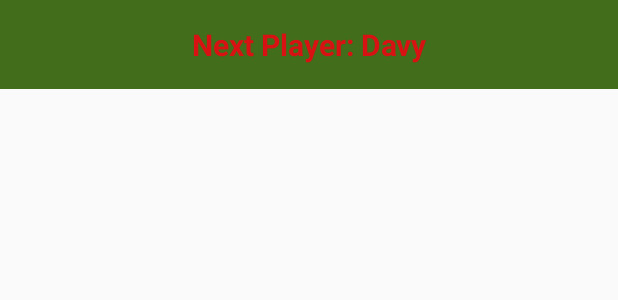
After one commit to Dgeeroms/DartsGames, an Android app: the layout next_player_dialog.xml on its own in the app's theme, with its tools: preview values and no code run, on a phone screen of 412 x 824 dp. The commit adds this screen. Shown: the top 300 px of the screen. Run offline under Robolectric (Android 15) with nearby library versions, the phone set to English and light mode, and no system bars.

Commit message:
Added DialogBox to announce next player throwing. + some UI changes

```diff
--- a/app/src/main/res/layout/fragment_main_menu.xml
+++ b/app/src/main/res/layout/fragment_main_menu.xml
@@ -14,13 +14,13 @@
             style="@style/titleMain"
             android:layout_width="wrap_content"
             android:layout_height="wrap_content"
-            android:layout_marginBottom="100dp"
+            android:layout_marginBottom="50dp"
             android:text="@string/welcome_to_dartsgames"
             app:layout_constraintBottom_toTopOf="@+id/butNewGame"
             app:layout_constraintEnd_toEndOf="parent"
             app:layout_constraintStart_toStartOf="parent"
             app:layout_constraintTop_toTopOf="parent"
-            app:layout_constraintVertical_bias="0.22000003"
+            app:layout_constraintVertical_bias="0.100000024"
             app:layout_constraintVertical_chainStyle="packed" />
 
         <Button
--- /dev/null
+++ b/app/src/main/res/layout/next_player_dialog.xml
@@ -0,0 +1,28 @@
+<layout  xmlns:android="http://schemas.android.com/apk/res/android"
+    xmlns:app="http://schemas.android.com/apk/res-auto"
+    xmlns:tools="http://schemas.android.com/tools">
+
+    <androidx.constraintlayout.widget.ConstraintLayout
+        android:layout_width="match_parent"
+        android:layout_height="wrap_content"
+        android:background="@color/background">
+
+        <TextView
+            android:id="@+id/lbl_next_player"
+            android:layout_width="wrap_content"
+            android:layout_height="wrap_content"
+            android:layout_marginTop="16dp"
+            android:layout_marginBottom="16dp"
+            android:text=""
+            android:textColor="@color/text"
+            android:textSize="20sp"
+            android:textStyle="bold"
+            app:layout_constraintBottom_toBottomOf="parent"
+            app:layout_constraintEnd_toEndOf="parent"
+            app:layout_constraintStart_toStartOf="parent"
+            app:layout_constraintTop_toTopOf="parent"
+            tools:text="Next Player: Davy" />
+
+    </androidx.constraintlayout.widget.ConstraintLayout>
+
+</layout>
--- a/app/src/main/res/values/colors.xml
+++ b/app/src/main/res/values/colors.xml
@@ -1,7 +1,9 @@
 <?xml version="1.0" encoding="utf-8"?>
 <resources>
-    <color name="colorPrimary">#6200EE</color>
-    <color name="colorPrimaryDark">#3700B3</color>
-    <color name="colorAccent">#03DAC5</color>
+    <color name="colorPrimary">#2B431C</color>
+    <color name="colorPrimaryDark">#2B431C</color>
+    <color name="colorAccent">#D81212</color>
     <color name="background">#426E1B</color>
+    <color name="text">#D81212</color>
+    <color name="buttonBackground">#2B431C</color>
 </resources>
--- a/app/src/main/res/values/strings.xml
+++ b/app/src/main/res/values/strings.xml
@@ -22,4 +22,5 @@
     <string name="temperature">Temperature:</string>
     <string name="loading">...loading...</string>
     <string name="c">C°</string>
+    <string name="ok">OK</string>
 </resources>
```
Also changed, not shown: app/src/main/java/com/davygeeroms/dartsgames/fragments/NextPlayerDialogFragment.kt (added, +37 -0 lines), app/src/main/java/com/davygeeroms/dartsgames/fragments/PlayGameFragment.kt (+9 -18 lines), app/src/main/res/drawable/round_corners.xml (added, +12 -0 lines).
